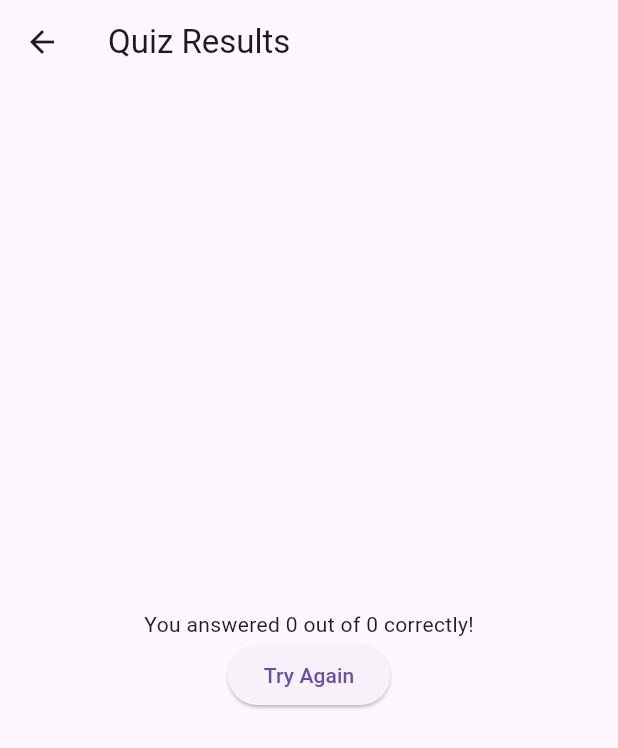
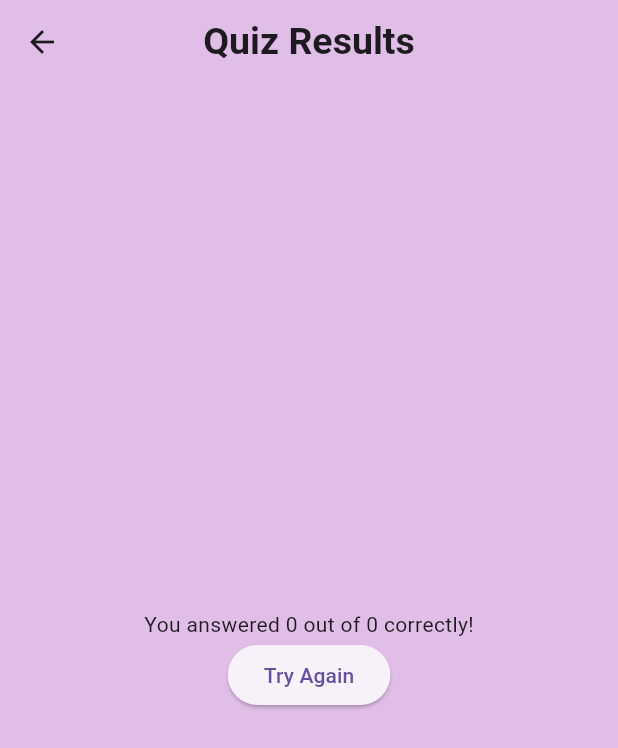
Before and after one commit to sohasara/Quiz-App, a Flutter app: the ResultScreen screen opened directly with empty values, on a phone screen of 412 x 824 dp. Shown: the top 748 px of the screen. Run offline on Flutter 3.47's test engine with Material 3 defaults, Android fonts, the light colour scheme and no system bars; our stand-ins replace dio, flutter_riverpod.

Commit message:
add appbar styling

```diff
--- a/lib/ui/result_screen/result.dart
+++ b/lib/ui/result_screen/result.dart
@@ -13,13 +13,25 @@ class ResultScreen extends StatelessWidget {
   @override
   Widget build(BuildContext context) {
     return Scaffold(
-      appBar: AppBar(title: const Text('Quiz Results')),
+      backgroundColor: Colors.purple[100],
+      appBar: AppBar(
+        backgroundColor: Colors.purple[100],
+        centerTitle: true,
+        title: const Text(
+          'Quiz Results',
+          style: TextStyle(
+            fontSize: 25,
+            fontWeight: FontWeight.bold,
+          ),
+        ),
+      ),
       body: Center(
         child: Column(
           mainAxisAlignment: MainAxisAlignment.center,
           children: [
             Text(
-                'You answered $correctAnswers out of $totalQuestions correctly!'),
+              'You answered $correctAnswers out of $totalQuestions correctly!',
+            ),
             ElevatedButton(
               onPressed: () {
                 Navigator.pop(context); // Go back to category screen
```
